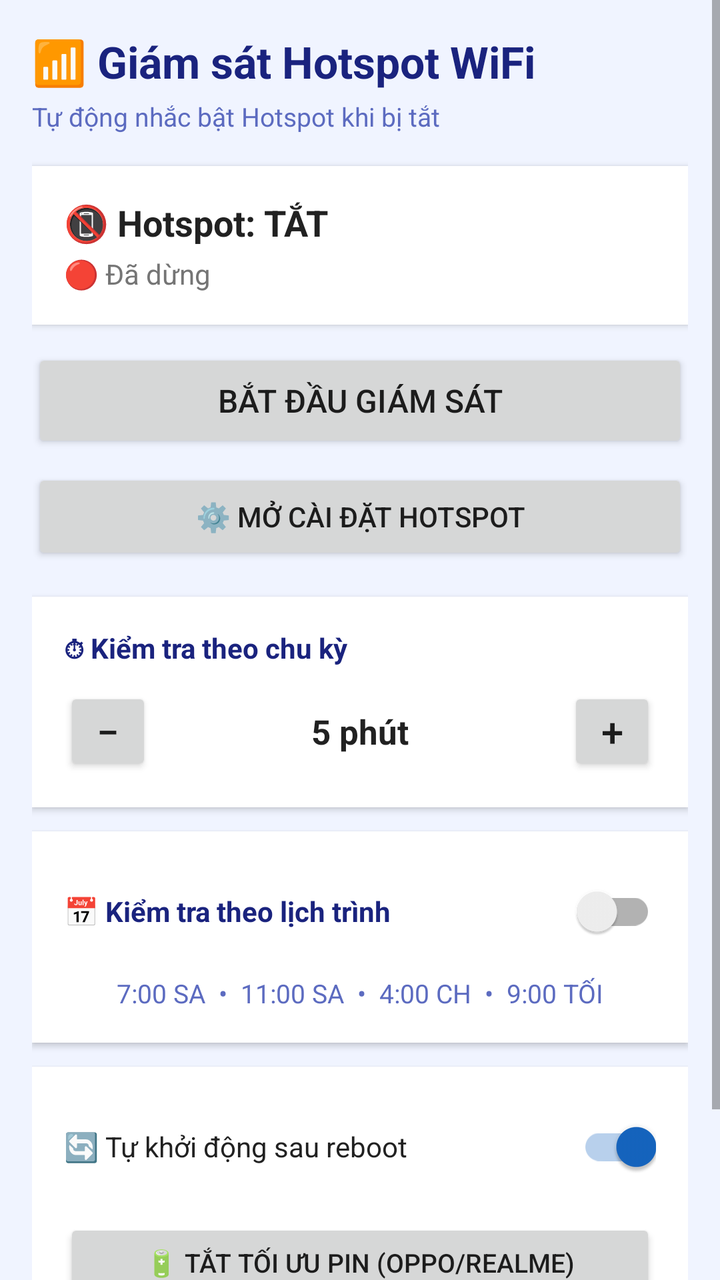
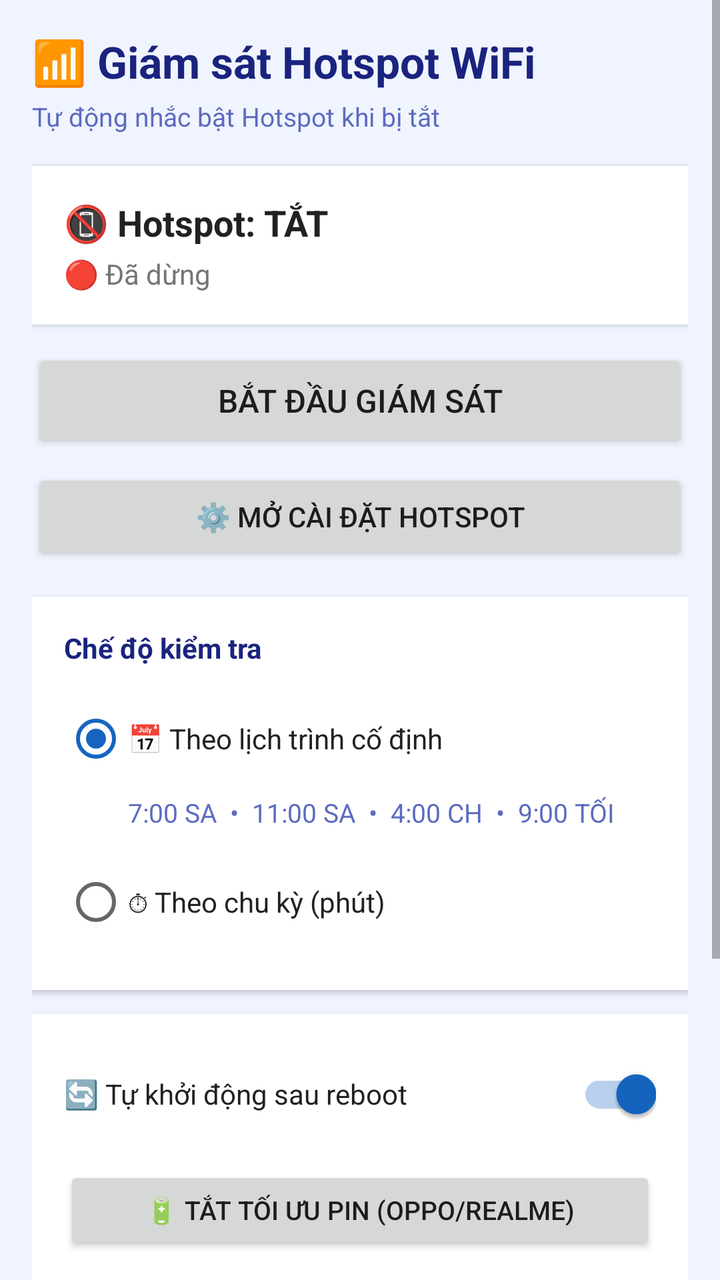

Before-and-after screenshots of an Android layout around one commit, followed by the original layout XML and the change that was made.
<!-- AndroidManifest.xml: application theme Theme.WifiMonitor -->
<!-- res/layout/activity_main.xml -->
<?xml version="1.0" encoding="utf-8"?>
<ScrollView xmlns:android="http://schemas.android.com/apk/res/android"
    android:layout_width="match_parent"
    android:layout_height="match_parent"
    android:background="#F0F4FF">

    <LinearLayout
        android:layout_width="match_parent"
        android:layout_height="wrap_content"
        android:orientation="vertical"
        android:padding="16dp">

        
        <TextView
            android:layout_width="match_parent"
            android:layout_height="wrap_content"
            android:text="📶 Giám sát Hotspot WiFi"
            android:textSize="22sp"
            android:textStyle="bold"
            android:textColor="#1A237E"
            android:layout_marginBottom="4dp" />

        <TextView
            android:layout_width="match_parent"
            android:layout_height="wrap_content"
            android:text="Tự động nhắc bật Hotspot khi bị tắt"
            android:textSize="13sp"
            android:textColor="#5C6BC0"
            android:layout_marginBottom="16dp" />

        
        <LinearLayout
            android:layout_width="match_parent"
            android:layout_height="wrap_content"
            android:orientation="vertical"
            android:background="#FFFFFF"
            android:padding="16dp"
            android:layout_marginBottom="12dp"
            android:elevation="2dp">

            <TextView
                android:id="@+id/tvHotspot"
                android:layout_width="match_parent"
                android:layout_height="wrap_content"
                android:text="📵 Hotspot: TẮT"
                android:textSize="18sp"
                android:textStyle="bold"
                android:textColor="#212121"
                android:layout_marginBottom="4dp" />

            <TextView
                android:id="@+id/tvStatus"
                android:layout_width="match_parent"
                android:layout_height="wrap_content"
                android:text="🔴 Đã dừng"
                android:textSize="14sp"
                android:textColor="#757575" />

        </LinearLayout>

        
        <Button
            android:id="@+id/btnToggle"
            android:layout_width="match_parent"
            android:layout_height="52dp"
            android:text="Bắt đầu giám sát"
            android:textSize="16sp"
            android:layout_marginBottom="8dp" />

        <Button
            android:id="@+id/btnSettings"
            android:layout_width="match_parent"
            android:layout_height="48dp"
            android:text="⚙️ Mở cài đặt Hotspot"
            android:textSize="14sp"
            android:layout_marginBottom="16dp" />

        
        <LinearLayout
            android:layout_width="match_parent"
            android:layout_height="wrap_content"
            android:orientation="vertical"
            android:background="#FFFFFF"
            android:padding="16dp"
            android:layout_marginBottom="12dp"
            android:elevation="2dp">

            <TextView
                android:layout_width="match_parent"
                android:layout_height="wrap_content"
                android:text="⏱ Kiểm tra theo chu kỳ"
                android:textSize="14sp"
                android:textStyle="bold"
                android:textColor="#1A237E"
                android:layout_marginBottom="10dp" />

            <LinearLayout
                android:layout_width="match_parent"
                android:layout_height="wrap_content"
                android:orientation="horizontal"
                android:gravity="center_vertical">

                <Button
                    android:id="@+id/btnMinus"
                    android:layout_width="44dp"
                    android:layout_height="44dp"
                    android:text="−"
                    android:textSize="20sp"
                    android:padding="0dp" />

                <TextView
                    android:id="@+id/tvInterval"
                    android:layout_width="0dp"
                    android:layout_height="wrap_content"
                    android:layout_weight="1"
                    android:text="5 phút"
                    android:textSize="17sp"
                    android:textStyle="bold"
                    android:textColor="#212121"
                    android:gravity="center" />

                <Button
                    android:id="@+id/btnPlus"
                    android:layout_width="44dp"
                    android:layout_height="44dp"
                    android:text="+"
                    android:textSize="20sp"
                    android:padding="0dp" />

            </LinearLayout>
        </LinearLayout>

        
        <LinearLayout
            android:layout_width="match_parent"
            android:layout_height="wrap_content"
            android:orientation="vertical"
            android:background="#FFFFFF"
            android:padding="16dp"
            android:layout_marginBottom="12dp"
            android:elevation="2dp">

            <LinearLayout
                android:layout_width="match_parent"
                android:layout_height="wrap_content"
                android:orientation="horizontal"
                android:gravity="center_vertical"
                android:layout_marginBottom="8dp">

                <TextView
                    android:layout_width="0dp"
                    android:layout_height="wrap_content"
                    android:layout_weight="1"
                    android:text="📅 Kiểm tra theo lịch trình"
                    android:textSize="14sp"
                    android:textStyle="bold"
                    android:textColor="#1A237E" />

                <androidx.appcompat.widget.SwitchCompat
                    android:id="@+id/switchSchedule"
                    android:layout_width="wrap_content"
                    android:layout_height="wrap_content" />

            </LinearLayout>

            <TextView
                android:id="@+id/tvScheduleTimes"
                android:layout_width="match_parent"
                android:layout_height="wrap_content"
                android:text="7:00 SA  •  11:00 SA  •  4:00 CH  •  9:00 TỐI"
                android:textSize="13sp"
                android:textColor="#5C6BC0"
                android:gravity="center" />

        </LinearLayout>

        
        <LinearLayout
            android:layout_width="match_parent"
            android:layout_height="wrap_content"
            android:orientation="vertical"
            android:background="#FFFFFF"
            android:padding="16dp"
            android:layout_marginBottom="12dp"
            android:elevation="2dp">

            <LinearLayout
                android:layout_width="match_parent"
                android:layout_height="wrap_content"
                android:orientation="horizontal"
                android:gravity="center_vertical"
                android:layout_marginBottom="12dp">

                <TextView
                    android:layout_width="0dp"
                    android:layout_height="wrap_content"
                    android:layout_weight="1"
                    android:text="🔄 Tự khởi động sau reboot"
                    android:textSize="14sp"
                    android:textColor="#212121" />

                <androidx.appcompat.widget.SwitchCompat
                    android:id="@+id/switchAutoStart"
                    android:layout_width="wrap_content"
                    android:layout_height="wrap_content"
                    android:checked="true" />

            </LinearLayout>

            <Button
                android:id="@+id/btnBattery"
                android:layout_width="match_parent"
                android:layout_height="44dp"
                android:text="🔋 Tắt tối ưu pin (Oppo/Realme)"
                android:textSize="13sp" />

        </LinearLayout>

        <TextView
            android:layout_width="match_parent"
            android:layout_height="wrap_content"
            android:text="💡 Trên Oppo/Realme: vào Settings → App → WiFi Monitor → Auto Launch → BẬT"
            android:textSize="12sp"
            android:textColor="#757575"
            android:layout_marginBottom="8dp" />

    </LinearLayout>
</ScrollView>
<!-- resources referenced by this layout -->
<resources>
  <style name="Theme.WifiMonitor" parent="Theme.MaterialComponents.DayNight.NoActionBar">
          <item name="colorPrimary">#2E7D32</item>
          <item name="colorPrimaryVariant">#1B5E20</item>
          <item name="colorOnPrimary">#FFFFFF</item>
          <item name="colorSecondary">#1565C0</item>
          <item name="colorOnSecondary">#FFFFFF</item>
          <item name="android:statusBarColor">#2E7D32</item>
      </style>
</resources>

<!-- the commit's change to res/layout/activity_main.xml (unified diff, before → after) -->
@@ -88,90 +88,98 @@
             <TextView
                 android:layout_width="match_parent"
                 android:layout_height="wrap_content"
-                android:text="⏱ Kiểm tra theo chu kỳ"
+                android:text="Chế độ kiểm tra"
                 android:textSize="14sp"
                 android:textStyle="bold"
                 android:textColor="#1A237E"
-                android:layout_marginBottom="10dp" />
-
-            <LinearLayout
-                android:layout_width="match_parent"
-                android:layout_height="wrap_content"
-                android:orientation="horizontal"
-                android:gravity="center_vertical">
-
-                <Button
-                    android:id="@+id/btnMinus"
-                    android:layout_width="44dp"
-                    android:layout_height="44dp"
-                    android:text="−"
-                    android:textSize="20sp"
-                    android:padding="0dp" />
-
-                <TextView
-                    android:id="@+id/tvInterval"
-                    android:layout_width="0dp"
-                    android:layout_height="wrap_content"
-                    android:layout_weight="1"
-                    android:text="5 phút"
-                    android:textSize="17sp"
-                    android:textStyle="bold"
+                android:layout_marginBottom="12dp" />
+
+            <RadioGroup
+                android:id="@+id/radioGroup"
+                android:layout_width="match_parent"
+                android:layout_height="wrap_content"
+                android:orientation="vertical">
+
+                
+                <RadioButton
+                    android:id="@+id/radioSchedule"
+                    android:layout_width="match_parent"
+                    android:layout_height="wrap_content"
+                    android:text="📅 Theo lịch trình cố định"
+                    android:textSize="14sp"
                     android:textColor="#212121"
-                    android:gravity="center" />
-
-                <Button
-                    android:id="@+id/btnPlus"
-                    android:layout_width="44dp"
-                    android:layout_height="44dp"
-                    android:text="+"
-                    android:textSize="20sp"
-                    android:padding="0dp" />
-
-            </LinearLayout>
-        </LinearLayout>
-
-        
-        <LinearLayout
-            android:layout_width="match_parent"
-            android:layout_height="wrap_content"
-            android:orientation="vertical"
-            android:background="#FFFFFF"
-            android:padding="16dp"
-            android:layout_marginBottom="12dp"
-            android:elevation="2dp">
-
-            <LinearLayout
-                android:layout_width="match_parent"
-                android:layout_height="wrap_content"
-                android:orientation="horizontal"
-                android:gravity="center_vertical"
-                android:layout_marginBottom="8dp">
-
-                <TextView
-                    android:layout_width="0dp"
-                    android:layout_height="wrap_content"
-                    android:layout_weight="1"
-                    android:text="📅 Kiểm tra theo lịch trình"
+                    android:checked="true"
+                    android:layout_marginBottom="4dp" />
+
+                
+                <LinearLayout
+                    android:id="@+id/layoutScheduleInfo"
+                    android:layout_width="match_parent"
+                    android:layout_height="wrap_content"
+                    android:orientation="vertical"
+                    android:layout_marginStart="32dp"
+                    android:layout_marginBottom="12dp">
+
+                    <TextView
+                        android:id="@+id/tvScheduleTimes"
+                        android:layout_width="match_parent"
+                        android:layout_height="wrap_content"
+                        android:text="7:00 SA  •  11:00 SA  •  4:00 CH  •  9:00 TỐI"
+                        android:textSize="13sp"
+                        android:textColor="#5C6BC0" />
+
+                </LinearLayout>
+
+                
+                <RadioButton
+                    android:id="@+id/radioInterval"
+                    android:layout_width="match_parent"
+                    android:layout_height="wrap_content"
+                    android:text="⏱ Theo chu kỳ (phút)"
                     android:textSize="14sp"
-                    android:textStyle="bold"
-                    android:textColor="#1A237E" />
-
-                <androidx.appcompat.widget.SwitchCompat
-                    android:id="@+id/switchSchedule"
-                    android:layout_width="wrap_content"
-                    android:layout_height="wrap_content" />
-
-            </LinearLayout>
-
-            <TextView
-                android:id="@+id/tvScheduleTimes"
-                android:layout_width="match_parent"
-                android:layout_height="wrap_content"
-                android:text="7:00 SA  •  11:00 SA  •  4:00 CH  •  9:00 TỐI"
-                android:textSize="13sp"
-                android:textColor="#5C6BC0"
-                android:gravity="center" />
-
+                    android:textColor="#212121"
+                    android:layout_marginBottom="4dp" />
+
+                
+                <LinearLayout
+                    android:id="@+id/layoutInterval"
+                    android:layout_width="match_parent"
+                    android:layout_height="wrap_content"
+                    android:orientation="horizontal"
+                    android:gravity="center_vertical"
+                    android:layout_marginStart="32dp"
+                    android:visibility="gone">
+
+                    <Button
+                        android:id="@+id/btnMinus"
+                        android:layout_width="44dp"
+                        android:layout_height="44dp"
+                        android:text="−"
+                        android:textSize="20sp"
+                        android:padding="0dp" />
+
+                    <TextView
+                        android:id="@+id/tvInterval"
+                        android:layout_width="0dp"
+                        android:layout_height="wrap_content"
+                        android:layout_weight="1"
+                        android:text="5 phút"
+                        android:textSize="17sp"
+                        android:textStyle="bold"
+                        android:textColor="#212121"
+                        android:gravity="center" />
+
+                    <Button
+                        android:id="@+id/btnPlus"
+                        android:layout_width="44dp"
+                        android:layout_height="44dp"
+                        android:text="+"
+                        android:textSize="20sp"
+                        android:padding="0dp" />
+
+                </LinearLayout>
+
+            </RadioGroup>
         </LinearLayout>
 
         
@@ -216,10 +224,64 @@
 
         </LinearLayout>
 
+
+        
+        <LinearLayout
+            android:layout_width="match_parent"
+            android:layout_height="wrap_content"
+            android:orientation="vertical"
+            android:background="#FFFFFF"
+            android:padding="16dp"
+            android:layout_marginBottom="12dp"
+            android:elevation="2dp">
+
+            <TextView
+                android:layout_width="match_parent"
+                android:layout_height="wrap_content"
+                android:text="🎵 Nhạc cảnh báo"
+                android:textSize="14sp"
+                android:textStyle="bold"
+                android:textColor="#1A237E"
+                android:layout_marginBottom="8dp" />
+
+            <TextView
+                android:id="@+id/tvMp3Name"
+                android:layout_width="match_parent"
+                android:layout_height="wrap_content"
+                android:text="Chưa chọn — dùng chuông mặc định"
+                android:textSize="13sp"
+                android:textColor="#5C6BC0"
+                android:layout_marginBottom="10dp" />
+
+            <LinearLayout
+                android:layout_width="match_parent"
+                android:layout_height="wrap_content"
+                android:orientation="horizontal">
+
+                <Button
+                    android:id="@+id/btnPickMp3"
+                    android:layout_width="0dp"
+                    android:layout_height="44dp"
+                    android:layout_weight="1"
+                    android:text="Chọn file .mp3"
+                    android:textSize="13sp"
+                    android:layout_marginEnd="8dp" />
+
+                <Button
+                    android:id="@+id/btnClearMp3"
+                    android:layout_width="wrap_content"
+                    android:layout_height="44dp"
+                    android:text="Xóa"
+                    android:textSize="13sp"
+                    android:visibility="gone" />
+
+            </LinearLayout>
+        </LinearLayout>
+
         <TextView
             android:layout_width="match_parent"
             android:layout_height="wrap_content"
-            android:text="💡 Trên Oppo/Realme: vào Settings → App → WiFi Monitor → Auto Launch → BẬT"
+            android:text="💡 Trên Oppo/Realme: Settings → App → WiFi Monitor → Auto Launch → BẬT"
             android:textSize="12sp"
             android:textColor="#757575"
             android:layout_marginBottom="8dp" />
